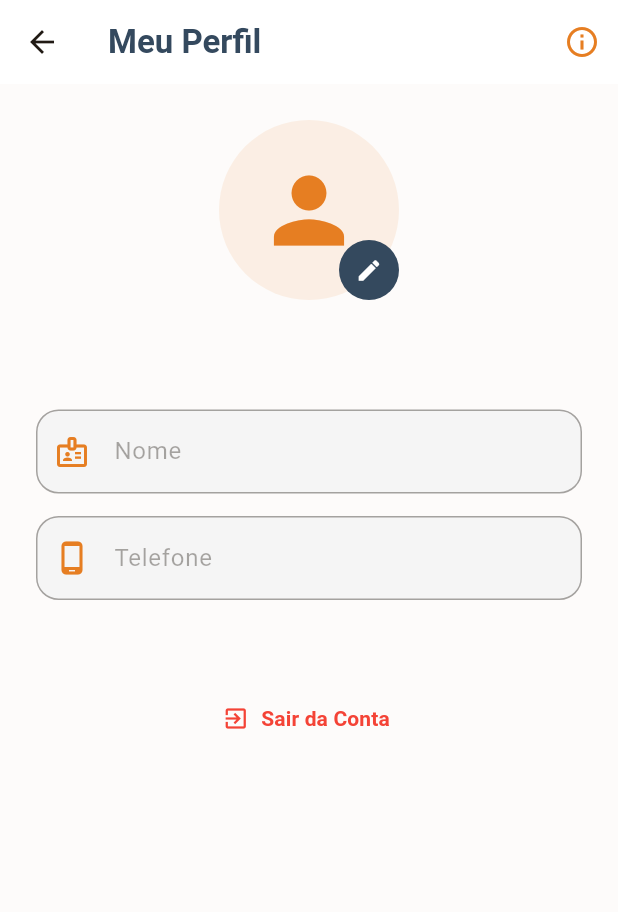
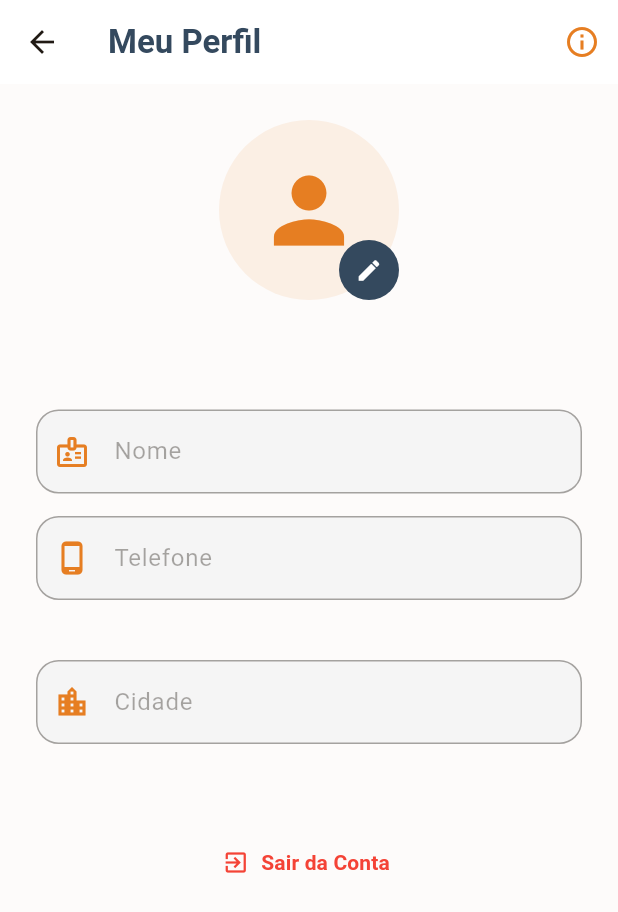
Before and after one commit to Joaohnt27/cookbook, a Flutter app: the PerfilPage screen opened directly, on a phone screen of 412 x 824 dp. Shown: the top 912 px of the screen. Run offline on Flutter 3.47's test engine with Material 3 defaults, Android fonts, the phone set to English and light mode, and no system bars; our stand-ins replace cloud_firestore, device_preview, firebase_auth, firebase_core, rxdart; missing offline and left inert: translator; accounts and stored records are empty; network calls fail.

Commit message:
Polish project requirements and phone input handling
- add city field to user registration and profile

- strengthen password validation during registration

- add phone mask formatter for registration and profile forms

- fix recipe search ordering by update date

- clean up Flutter analyzer warnings

- replace default counter test with a Receita model test

```diff
--- a/lib/main.dart
+++ b/lib/main.dart
@@ -23,7 +23,6 @@ class MyApp extends StatelessWidget {
     return MaterialApp(
       title: 'CookBook',
       debugShowCheckedModeBanner: false,
-      useInheritedMediaQuery: true,
       locale: DevicePreview.locale(context),
       builder: DevicePreview.appBuilder,
       theme: ThemeData(
--- a/lib/models/receita_model.dart
+++ b/lib/models/receita_model.dart
@@ -8,6 +8,7 @@ class Receita {
   int tempoPreparo;
   String categoria;
   String userId;
+  DateTime? ultimaAtualizacao;
 
   Receita({
     required this.id,
@@ -17,6 +18,7 @@ class Receita {
     required this.tempoPreparo,
     required this.categoria,
     required this.userId,
+    this.ultimaAtualizacao,
   });
 
   // Converte DocumentSnapshot do Firestore para o objeto Receita
@@ -30,6 +32,9 @@ class Receita {
       tempoPreparo: data['tempoPreparo'] ?? 0,
       categoria: data['categoria'] ?? 'Geral',
       userId: data['userId'] ?? '',
+      ultimaAtualizacao: data['ultimaAtualizacao'] is Timestamp
+          ? (data['ultimaAtualizacao'] as Timestamp).toDate()
+          : null,
     );
   }
 
@@ -42,6 +47,7 @@ class Receita {
       'tempoPreparo': tempoPreparo,
       'categoria': categoria,
       'userId': userId,
+      'ultimaAtualizacao': ultimaAtualizacao,
     };
   }
 }
--- a/lib/services/auth_service.dart
+++ b/lib/services/auth_service.dart
@@ -10,6 +10,7 @@ class AuthService {
     required String password,
     required String nome,
     required String telefone,
+    required String cidade,
   }) async {
     try {
       // Cria o usuário no Firebase Auth
@@ -20,6 +21,7 @@ class AuthService {
       await _db.collection('usuarios').doc(userCredential.user!.uid).set({
         'nome': nome,
         'telefone': telefone,
+        'cidade': cidade,
         'email': email,
         'data_cadastro': FieldValue.serverTimestamp(),
       });
--- a/lib/views/esqueceu_senha_page.dart
+++ b/lib/views/esqueceu_senha_page.dart
@@ -31,6 +31,7 @@ class _EsqueceuSenhaPageState extends State<EsqueceuSenhaPage> {
     );
 
     setState(() => _carregando = false);
+    if (!mounted) return;
 
     if (erro == null) {
       ScaffoldMessenger.of(context).showSnackBar(
--- a/lib/views/home_page.dart
+++ b/lib/views/home_page.dart
@@ -136,7 +136,7 @@ class HomePage extends StatelessWidget {
       child: ListTile(
         contentPadding: const EdgeInsets.symmetric(horizontal: 16, vertical: 4),
         leading: CircleAvatar(
-          backgroundColor: primaryColor.withOpacity(0.1),
+          backgroundColor: primaryColor.withValues(alpha: 0.1),
           child: Icon(
             isCriada ? Icons.restaurant : Icons.favorite,
             color: primaryColor,
--- a/lib/views/login_page.dart
+++ b/lib/views/login_page.dart
@@ -26,6 +26,7 @@ class _LoginPageState extends State<LoginPage> {
     );
 
     setState(() => _carregando = false);
+    if (!mounted) return;
 
     if (erro == null) {
       Navigator.pushReplacement(
@@ -56,7 +57,7 @@ class _LoginPageState extends State<LoginPage> {
               Container(
                 padding: const EdgeInsets.all(20),
                 decoration: BoxDecoration(
-                  color: Colors.orange.withOpacity(0.1),
+                  color: Colors.orange.withValues(alpha: 0.1),
                   shape: BoxShape.circle,
                 ),
                 child: const Icon(
--- a/lib/views/navigation_wrapper.dart
+++ b/lib/views/navigation_wrapper.dart
@@ -14,7 +14,6 @@ class _NavigationWrapperState extends State<NavigationWrapper> {
   int _currentIndex = 0;
 
   final Color _primaryColor = const Color(0xFFE67E22);
-  final Color _secondaryColor = const Color(0xFF34495E);
 
   final List<Widget> _pages = [
     const ReceitasApiPage(),
@@ -33,7 +32,7 @@ class _NavigationWrapperState extends State<NavigationWrapper> {
         decoration: BoxDecoration(
           boxShadow: [
             BoxShadow(
-              color: Colors.black.withOpacity(0.1),
+              color: Colors.black.withValues(alpha: 0.1),
               blurRadius: 10,
               offset: const Offset(0, -2),
             ),
--- a/lib/views/nova_receita_page.dart
+++ b/lib/views/nova_receita_page.dart
@@ -110,6 +110,7 @@ class _NovaReceitaPageState extends State<NovaReceitaPage> {
           Navigator.pop(context);
         }
       } catch (e) {
+        if (!mounted) return;
         ScaffoldMessenger.of(context).showSnackBar(
           SnackBar(
             content: Text("Erro ao processar: $e"),
@@ -190,7 +191,7 @@ class _NovaReceitaPageState extends State<NovaReceitaPage> {
                   Expanded(
                     child: DropdownButtonFormField<String>(
                       isExpanded: true,
-                      value: _categoriaSelecionada,
+                      initialValue: _categoriaSelecionada,
                       decoration: InputDecoration(
                         labelText: "Categoria",
                         prefixIcon: Icon(
--- a/lib/views/perfil_page.dart
+++ b/lib/views/perfil_page.dart
@@ -1,6 +1,7 @@
 import 'package:flutter/material.dart';
 import 'package:cloud_firestore/cloud_firestore.dart';
 import 'package:firebase_auth/firebase_auth.dart';
+import '../widgets/telefone_input_formatter.dart';
 
 class PerfilPage extends StatefulWidget {
   const PerfilPage({super.key});
@@ -13,6 +14,7 @@ class _PerfilPageState extends State<PerfilPage> {
   final user = FirebaseAuth.instance.currentUser;
   final _nomeController = TextEditingController();
   final _telefoneController = TextEditingController();
+  final _cidadeController = TextEditingController();
   bool _editando = false;
 
   final Color _primaryColor = const Color(0xFFE67E22);
@@ -26,6 +28,7 @@ class _PerfilPageState extends State<PerfilPage> {
           .update({
             'nome': _nomeController.text,
             'telefone': _telefoneController.text,
+            'cidade': _cidadeController.text,
           });
 
       setState(() => _editando = false);
@@ -153,6 +156,7 @@ class _PerfilPageState extends State<PerfilPage> {
           if (!_editando) {
             _nomeController.text = dados['nome'] ?? '';
             _telefoneController.text = dados['telefone'] ?? '';
+            _cidadeController.text = dados['cidade'] ?? '';
           }
 
           return SingleChildScrollView(
@@ -164,7 +168,7 @@ class _PerfilPageState extends State<PerfilPage> {
                   children: [
                     CircleAvatar(
                       radius: 60,
-                      backgroundColor: _primaryColor.withOpacity(0.1),
+                      backgroundColor: _primaryColor.withValues(alpha: 0.1),
                       child: Icon(Icons.person, size: 70, color: _primaryColor),
                     ),
                     if (!_editando)
@@ -204,6 +208,12 @@ class _PerfilPageState extends State<PerfilPage> {
                     Icons.phone_android_outlined,
                   ),
                   keyboardType: TextInputType.phone,
+                  inputFormatters: [TelefoneInputFormatter()],
+                ),
+                const SizedBox(height: 40),
+                TextField(
+                  controller: _cidadeController,
+                  decoration: _inputStyle("Cidade", Icons.location_city),
                 ),
                 const SizedBox(height: 40),
                 if (_editando)
--- a/lib/views/receita_detalhes_page.dart
+++ b/lib/views/receita_detalhes_page.dart
@@ -312,7 +312,7 @@ class _ReceitaDetalhesPageState extends State<ReceitaDetalhesPage> {
     return Container(
       padding: const EdgeInsets.symmetric(horizontal: 12, vertical: 8),
       decoration: BoxDecoration(
-        color: _primaryColor.withOpacity(0.1),
+        color: _primaryColor.withValues(alpha: 0.1),
         borderRadius: BorderRadius.circular(20),
       ),
       child: Row(
@@ -351,7 +351,7 @@ class _SecaoAvaliacaoState extends State<SecaoAvaliacao> {
           .collection('usuarios')
           .doc(user?.uid)
           .get();
-      final dadosUsuario = userDoc.data() as Map<String, dynamic>?;
+      final dadosUsuario = userDoc.data();
       final nomeReal = dadosUsuario != null
           ? dadosUsuario['nome']
           : "Cozinheiro";
--- a/lib/views/receitas_api_page.dart
+++ b/lib/views/receitas_api_page.dart
@@ -129,7 +129,7 @@ class _ReceitasApiPageState extends State<ReceitasApiPage> {
                             borderRadius: BorderRadius.circular(20),
                             boxShadow: [
                               BoxShadow(
-                                color: Colors.black.withOpacity(0.05),
+                                color: Colors.black.withValues(alpha: 0.05),
                                 blurRadius: 10,
                                 offset: const Offset(0, 4),
                               ),
@@ -178,7 +178,9 @@ class _ReceitasApiPageState extends State<ReceitasApiPage> {
                                         vertical: 4,
                                       ),
                                       decoration: BoxDecoration(
-                                        color: _primaryColor.withOpacity(0.1),
+                                        color: _primaryColor.withValues(
+                                          alpha: 0.1,
+                                        ),
                                         borderRadius: BorderRadius.circular(8),
                                       ),
                                       child: const Text(
--- a/lib/widgets/secao_avaliacao.dart
+++ b/lib/widgets/secao_avaliacao.dart
@@ -35,6 +35,7 @@ class _SecaoAvaliacaoState extends State<SecaoAvaliacao> {
             .update(dados);
       }
 
+      if (!mounted) return;
       ScaffoldMessenger.of(context).showSnackBar(
         const SnackBar(
           content: Text("Avaliação salva!"),
@@ -42,6 +43,7 @@ class _SecaoAvaliacaoState extends State<SecaoAvaliacao> {
         ),
       );
     } catch (e) {
+      if (!mounted) return;
       ScaffoldMessenger.of(context).showSnackBar(
         SnackBar(content: Text("Erro: $e"), backgroundColor: Colors.red),
       );
--- /dev/null
+++ b/lib/widgets/telefone_input_formatter.dart
@@ -0,0 +1,27 @@
+import 'package:flutter/services.dart';
+
+class TelefoneInputFormatter extends TextInputFormatter {
+  @override
+  TextEditingValue formatEditUpdate(
+    TextEditingValue oldValue,
+    TextEditingValue newValue,
+  ) {
+    final digits = newValue.text.replaceAll(RegExp(r'\D'), '');
+    final limitedDigits = digits.length > 11 ? digits.substring(0, 11) : digits;
+    final buffer = StringBuffer();
+
+    for (var i = 0; i < limitedDigits.length; i++) {
+      if (i == 0) buffer.write('(');
+      if (i == 2) buffer.write(')');
+      if (i == 7) buffer.write('-');
+      buffer.write(limitedDigits[i]);
+    }
+
+    final formatted = buffer.toString();
+
+    return TextEditingValue(
+      text: formatted,
+      selection: TextSelection.collapsed(offset: formatted.length),
+    );
+  }
+}
```
Also changed, not shown: lib/views/pesquisa_receitas_page.dart (+17 -4 lines), lib/views/registro_page.dart (+21 -1 lines), 1 other file.
